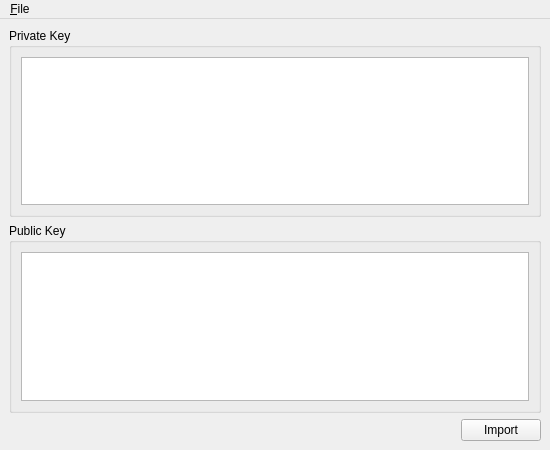
First picture: the form in branches/trunk/UI/spot-on-rosetta-pgp-import.ui, repository textbrowser/spot-on, before the edit.
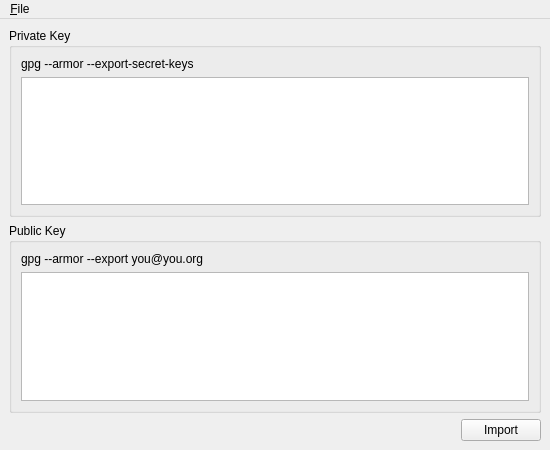
Second picture: the form after the edit. Icons and pictures are not drawn.

```diff
--- a/branches/trunk/UI/spot-on-rosetta-pgp-import.ui
+++ b/branches/trunk/UI/spot-on-rosetta-pgp-import.ui
@@ -22,6 +22,13 @@
        <string>Private Key</string>
       </property>
       <layout class="QVBoxLayout" name="verticalLayout_2">
+       <item>
+        <widget class="QLabel" name="label">
+         <property name="text">
+          <string>gpg --armor --export-secret-keys</string>
+         </property>
+        </widget>
+       </item>
        <item>
         <widget class="QTextBrowser" name="privateKey">
          <property name="openLinks">
@@ -38,6 +45,13 @@
        <string>Public Key</string>
       </property>
       <layout class="QVBoxLayout" name="verticalLayout_3">
+       <item>
+        <widget class="QLabel" name="label_2">
+         <property name="text">
+          <string>gpg --armor --export you@you.org</string>
+         </property>
+        </widget>
+       </item>
        <item>
         <widget class="QTextBrowser" name="publicKey">
          <property name="openLinks">
```
